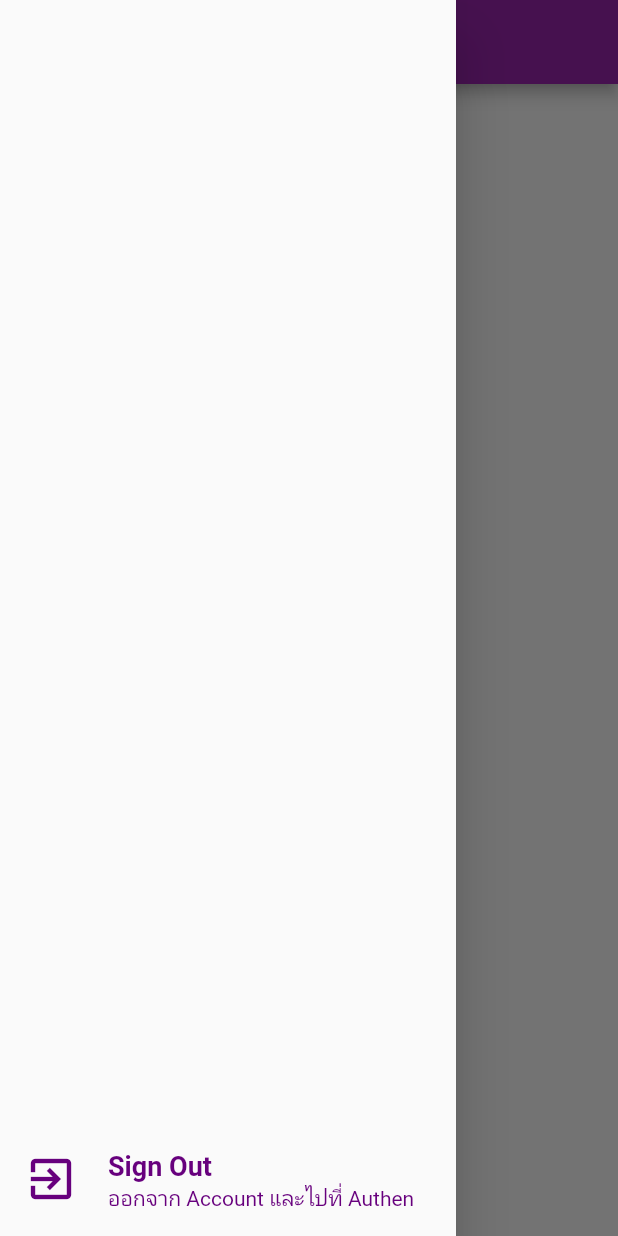
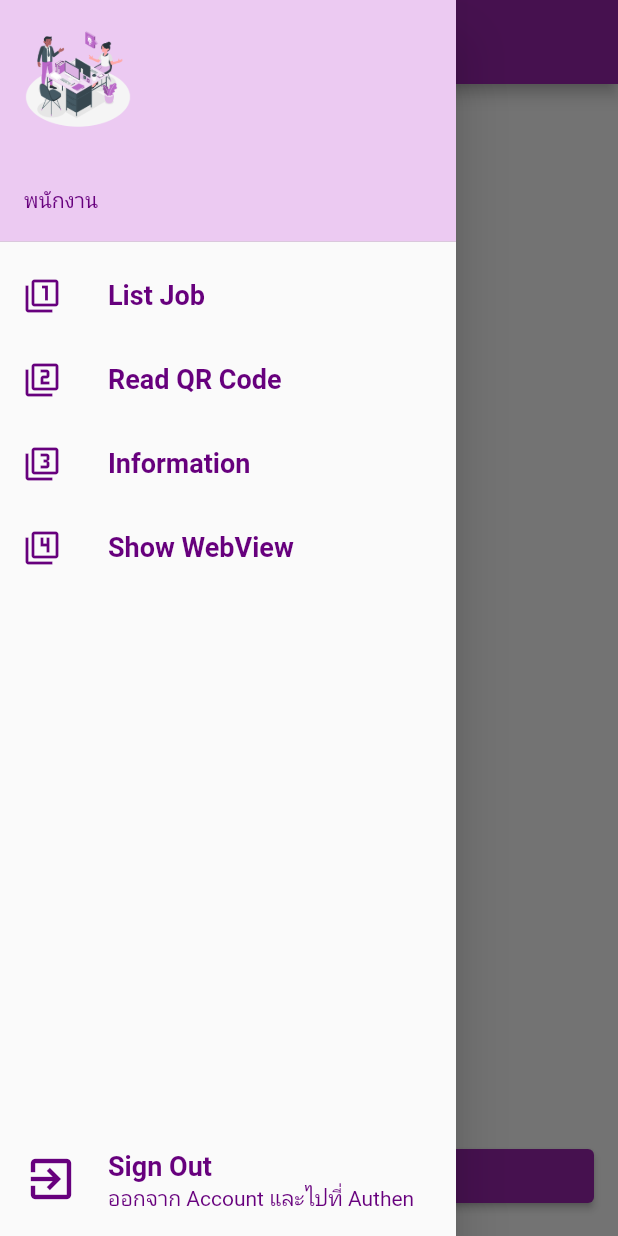
Before and after one commit to Mimiiz01/OfficeSV, a Flutter app: the MyService screen opened by its route, with the side drawer open, on a phone screen of 412 x 824 dp. Run offline on Flutter 3.47's test engine with Material 2 defaults, Android fonts, the phone set to English and light mode, and no system bars; our stand-ins replace dio, shared_preferences; accounts and stored records are empty.

Commit message:
finish 2March

```diff
--- a/lib/main.dart
+++ b/lib/main.dart
@@ -1,6 +1,7 @@
 import 'dart:io';
 
 import 'package:flutter/material.dart';
+import 'package:officesv/states/add_job.dart';
 import 'package:officesv/states/authen.dart';
 import 'package:officesv/states/my_service.dart';
 import 'package:officesv/utility/my_constrant.dart';
@@ -9,6 +10,7 @@ import 'package:shared_preferences/shared_preferences.dart';
 final Map<String, WidgetBuilder> map = {
   '/authen': (context) => const Authen(),
   '/myService': (context) => const MyService(),
+  '/addJob':(context) => const AddJob(),
 };
 
 String? firstState;
--- a/lib/states/my_service.dart
+++ b/lib/states/my_service.dart
@@ -1,6 +1,12 @@
 import 'package:flutter/material.dart';
 import 'package:officesv/utility/my_constrant.dart';
+import 'package:officesv/widgets/information.dart';
+import 'package:officesv/widgets/list_job.dart';
+import 'package:officesv/widgets/read_qr_code.dart';
+import 'package:officesv/widgets/show_image.dart';
 import 'package:officesv/widgets/show_text.dart';
+import 'package:officesv/widgets/show_webview.dart';
+import 'package:shared_preferences/shared_preferences.dart';
 
 class MyService extends StatefulWidget {
   const MyService({Key? key}) : super(key: key);
@@ -10,6 +16,45 @@ class MyService extends StatefulWidget {
 }
 
 class _MyServiceState extends State<MyService> {
+  String? nameLogin;
+  var titles = <String>[
+    'List Job',
+    'Read QR Code',
+    'Information',
+    'Show WebView',
+  ];
+
+  var iconDatas = <IconData>[
+    Icons.filter_1,
+    Icons.filter_2,
+    Icons.filter_3,
+    Icons.filter_4,
+  ];
+
+  var bodys = <Widget>[
+    const ListJob(),
+    const ReadQRcode(),
+    const Information(),
+    const ShowWebView(),
+  ];
+
+  int indexBodys = 0;
+
+  @override
+  void initState() {
+    // TODO: implement initState
+    super.initState();
+    findName();
+  }
+
+  Future<void> findName() async {
+    SharedPreferences preferences = await SharedPreferences.getInstance();
+    setState(() {
+      var result = preferences.getStringList('data');
+      nameLogin = result![1];
+    });
+  }
+
   @override
   Widget build(BuildContext context) {
     return Scaffold(
@@ -17,10 +62,66 @@ class _MyServiceState extends State<MyService> {
         backgroundColor: MyConstant.primary,
       ),
       drawer: Drawer(
-        child: Column(
+        child: Stack(
+          children: [
+            Column(
+              children: [
+                newHeader(),
+                newMenu(title: titles[0], iconData: iconDatas[0], index: 0),
+                newMenu(title: titles[1], iconData: iconDatas[1], index: 1),
+                newMenu(title: titles[2], iconData: iconDatas[2], index: 2),
+                newMenu(title: titles[3], iconData: iconDatas[3], index: 3),
+              ],
+            ),
+            newSignOut(),
+          ],
+        ),
+      ),
+      body: bodys[indexBodys],
+    );
+  }
+
+  ListTile newMenu({required String title, required IconData iconData, required int index}) =>
+      ListTile(
+        onTap: () {
+          Navigator.pop(context);
+          setState(() {
+            indexBodys = index;
+          });
+        },
+        leading: Icon(
+          iconData,
+          color: MyConstant.dark,
+        ),
+        title: ShowText(
+          label: title,
+          textStyle: MyConstant().h2Style(),
+        ),
+      );
+
+  UserAccountsDrawerHeader newHeader() {
+    return UserAccountsDrawerHeader(
+        currentAccountPicture: const ShowImage(),
+        decoration: MyConstant().painBox(),
+        accountName: ShowText(
+          label: nameLogin ?? '',
+          textStyle: MyConstant().h2Style(),
+        ),
+        accountEmail: const ShowText(label: 'พนักงาน'));
+  }
+
+  Column newSignOut() {
+    return Column(
       mainAxisAlignment: MainAxisAlignment.end,
       children: [
         ListTile(
+          onTap: () async {
+            SharedPreferences preferences =
+                await SharedPreferences.getInstance();
+            preferences.clear().then((value) =>
+                Navigator.pushNamedAndRemoveUntil(
+                    context, '/authen', (route) => false));
+          },
           textColor: Colors.red.withOpacity(0.2),
           leading: Icon(
             Icons.exit_to_app,
@@ -31,11 +132,9 @@ class _MyServiceState extends State<MyService> {
             label: 'Sign Out',
             textStyle: MyConstant().h2Style(),
           ),
-              subtitle: ShowText(label: 'ออกจาก Account และไปที่ Authen'),
+          subtitle: const ShowText(label: 'ออกจาก Account และไปที่ Authen'),
         ),
       ],
-        ),
-      ),
     );
   }
 }
--- a/lib/utility/my_constrant.dart
+++ b/lib/utility/my_constrant.dart
@@ -9,9 +9,14 @@ class MyConstant {
   static Color light = const Color(0xffcd5bdf);
 
   //method
+  BoxDecoration curBorder() => BoxDecoration(
+        border: Border.all(color: MyConstant.dark),
+        borderRadius: BorderRadius.circular(10),
+      );
+
   BoxDecoration painBox() => BoxDecoration(
-    color: light.withOpacity(0.3),
-  );
+        color: light.withOpacity(0.3),
+      );
 
   TextStyle h1Style() => TextStyle(
         fontSize: 30,
--- /dev/null
+++ b/lib/widgets/information.dart
@@ -0,0 +1,14 @@
+import 'package:flutter/material.dart';
+
+class Information extends StatelessWidget {
+  const Information({
+    Key? key,
+  }) : super(key: key);
+
+  @override
+  Widget build(BuildContext context) {
+    return Scaffold(
+      body: Text('This is Information'),
+    );
+  }
+}
--- /dev/null
+++ b/lib/widgets/list_job.dart
@@ -0,0 +1,16 @@
+import 'package:flutter/material.dart';
+import 'package:officesv/widgets/show_button.dart';
+
+class ListJob extends StatelessWidget {
+  const ListJob({
+    Key? key,
+  }) : super(key: key);
+
+  @override
+  Widget build(BuildContext context) {
+    return Scaffold(
+      body: const Text('This is ListJob'),
+      floatingActionButton: ShowButton(label: 'Add Job', pressFunc: () => Navigator.pushNamed(context, '/addJob')),
+    );
+  }
+}
--- a/lib/widgets/show_image.dart
+++ b/lib/widgets/show_image.dart
@@ -1,12 +1,14 @@
 import 'package:flutter/material.dart';
 
 class ShowImage extends StatelessWidget {
+  final String? path;
   const ShowImage({
     Key? key,
+    this.path,
   }) : super(key: key);
 
   @override
   Widget build(BuildContext context) {
-    return Image.asset('images/image.png');
+    return Image.asset(path ?? 'images/image.png');
   }
 }
--- a/pubspec.yaml
+++ b/pubspec.yaml
@@ -36,6 +36,7 @@ dependencies:
   cupertino_icons: ^1.0.2
   dio: ^4.0.4
   shared_preferences: ^2.0.13
+  intl: ^0.17.0
 
 dev_dependencies:
   flutter_test:
```
Also changed, not shown: lib/states/add_job.dart (added, +280 -0 lines), lib/widgets/read_qr_code.dart (added, +14 -0 lines), lib/widgets/show_webview.dart (added, +14 -0 lines), images/picture.png (added), pubspec.lock. Lines whose indentation alone changed are shown as unchanged.
